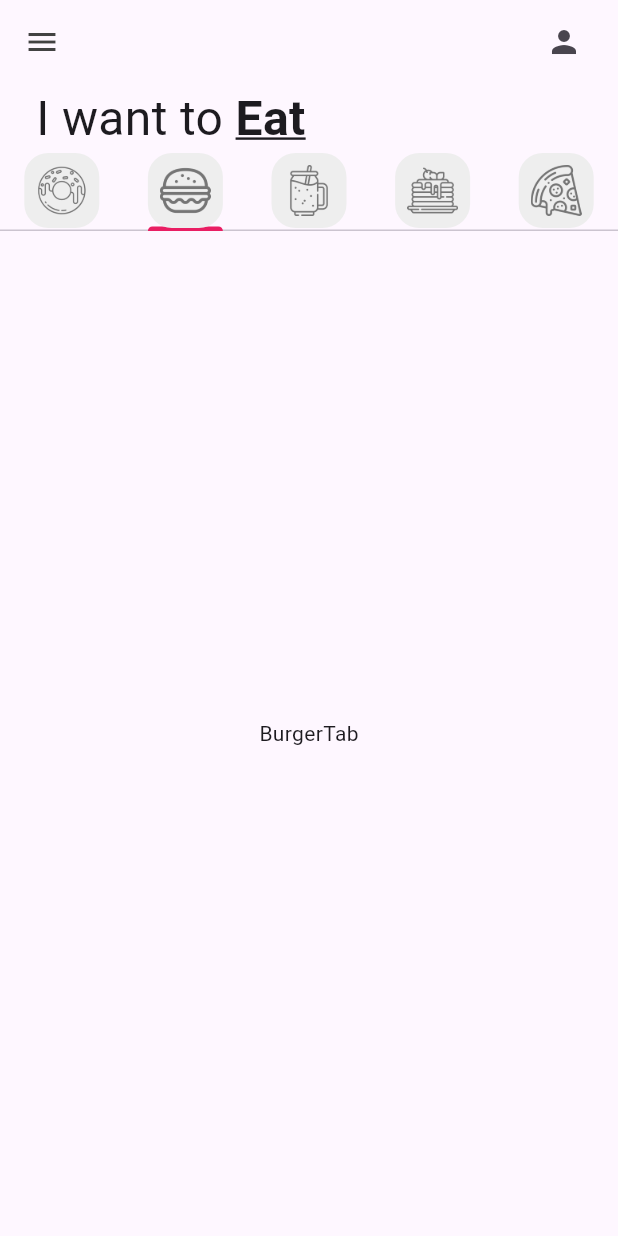
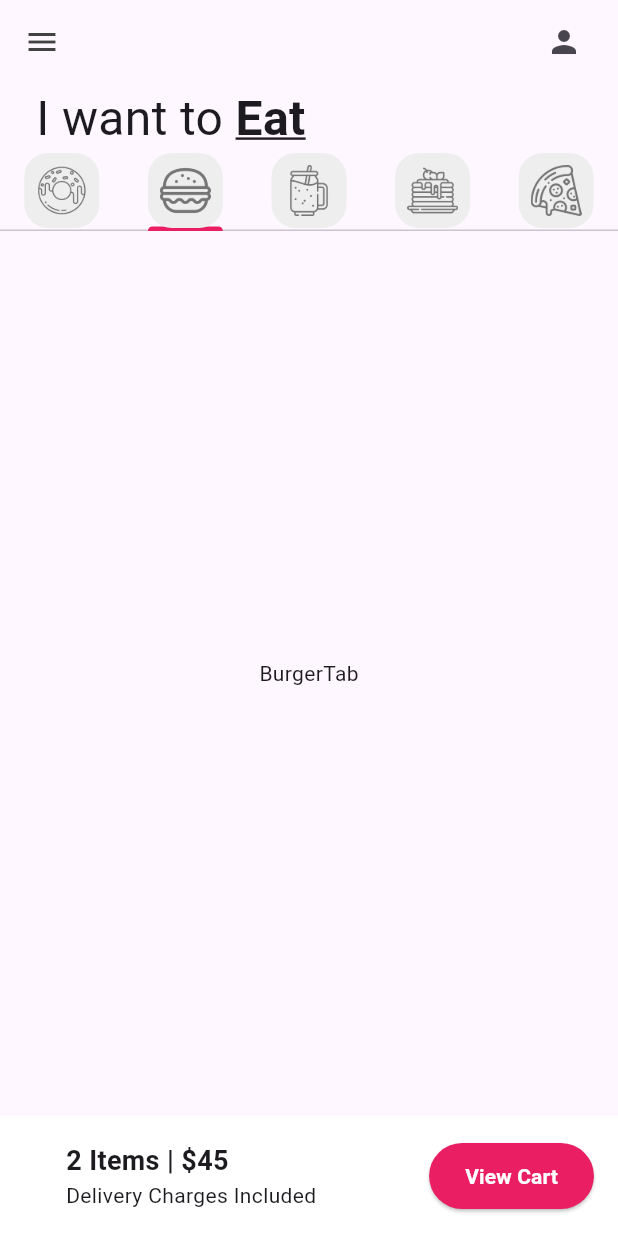
Before and after one commit to VictorEML9092/donnut_app_4sa, a Flutter app: the screen it shows after launch, tab 2 chosen, on a phone screen of 412 x 824 dp. Run offline on Flutter 3.47's test engine with Material 3 defaults, Android fonts, the phone set to English and light mode, and no system bars.

Commit message:
ShoppingCart Added

```diff
--- a/lib/pages/home_page.dart
+++ b/lib/pages/home_page.dart
@@ -4,6 +4,7 @@
 import 'package:donnut_app_4sa/tabs/pizza_tab.dart';
 import 'package:donnut_app_4sa/tabs/smoothie_tab.dart';
 import 'package:donnut_app_4sa/utils/my_tab.dart';
+import 'package:donnut_app_4sa/utils/shopping_cart.dart';
 import 'package:flutter/material.dart';
 
 class HomePage extends StatefulWidget {
@@ -86,8 +87,9 @@
                 PanCakesTab(),
                 PizzaTab(),
               ]),
-            )
+            ),
             //4. Carrito (Cart)
+            const ShoppingCart()
           ],
         ),
       ),
--- /dev/null
+++ b/lib/utils/shopping_cart.dart
@@ -0,0 +1,44 @@
+import 'package:flutter/material.dart';
+
+class ShoppingCart extends StatelessWidget {
+  const ShoppingCart({
+    super.key,
+  });
+
+  @override
+  Widget build(BuildContext context) {
+    return Container(
+      color: Colors.white,
+      padding: const EdgeInsets.all(16),
+      child: Row(
+        mainAxisAlignment: MainAxisAlignment.spaceBetween,
+        children: [
+          const Padding(
+            padding: EdgeInsets.only(left: 28),
+            child: Column(
+              crossAxisAlignment: CrossAxisAlignment.start,
+              children: [
+                Text(
+                  '2 Items | \$45 ',
+                  style: TextStyle(fontWeight: FontWeight.bold, fontSize: 18),
+                ),
+                Text('Delivery Charges Included')
+              ],
+            ),
+          ),
+          ElevatedButton(
+              onPressed: () {},
+              style: ElevatedButton.styleFrom(
+                  backgroundColor: Colors.pink,
+                  padding:
+                      const EdgeInsets.symmetric(horizontal: 24, vertical: 12)),
+              child: const Text(
+                'View Cart',
+                style:
+                    TextStyle(color: Colors.white, fontWeight: FontWeight.bold),
+              ))
+        ],
+      ),
+    );
+  }
+}
```
